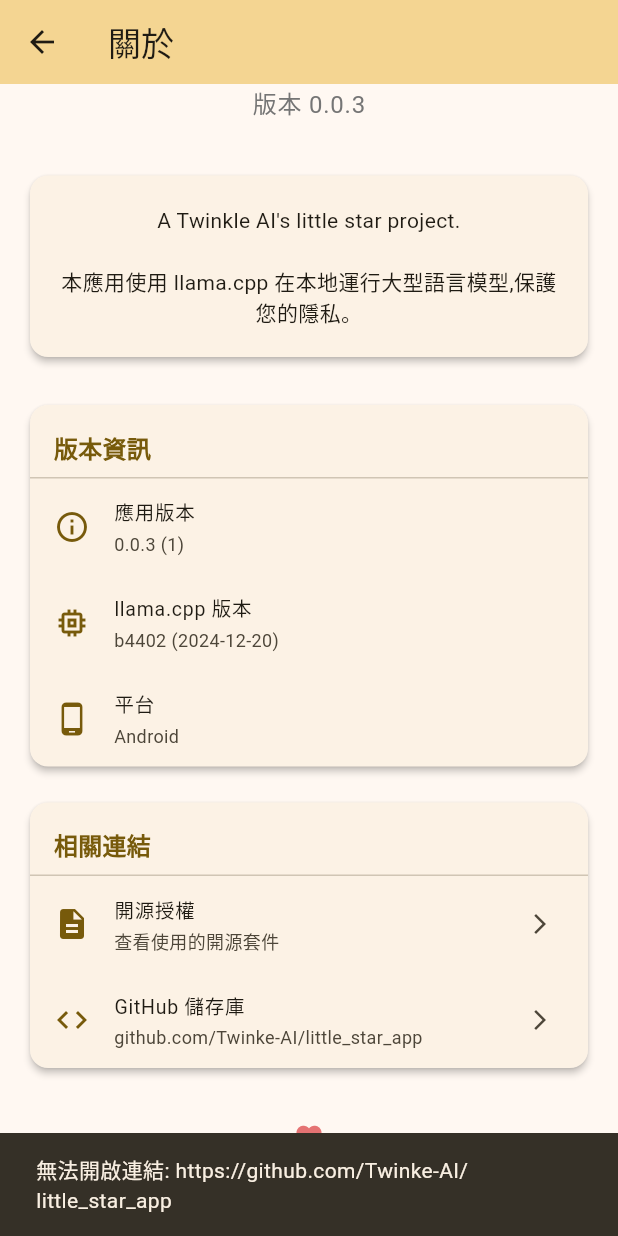
After one commit to ai-twinkle/little_star_app, a Flutter app: the AboutScreen screen opened directly, scrolled down 184 dp, after a tap on "GitHub 儲存庫", on a phone screen of 412 x 824 dp. The commit adds this screen. Run offline on Flutter 3.47's test engine with Material 3 defaults, Android fonts, the light colour scheme and no system bars; our stand-ins replace device_info_plus, dio, file_picker, hive, hive_flutter and 3 more; missing offline and left inert: dart:ffi; accounts and stored records are empty; statements that could not run were skipped.

Commit message:
feat: Add About screen and app info service for enhanced user experience
- Introduced an About screen to display application and device information, including app version, build number, and device details.
- Implemented AppInfoService to retrieve package and device information, as well as storage paths.
- Integrated new dependencies: device_info_plus, package_info_plus, and url_launcher for functionality.
- Updated home screen to include navigation to the About screen.
- Enhanced UI with InfoSection widget for better organization of information.

```diff
--- /dev/null
+++ b/lib/data/services/app_info_service.dart
@@ -0,0 +1,139 @@
+import 'dart:io';
+import 'package:package_info_plus/package_info_plus.dart';
+import 'package:device_info_plus/device_info_plus.dart';
+import 'package:path_provider/path_provider.dart';
+
+/// Service for retrieving application and device information
+class AppInfoService {
+  PackageInfo? _packageInfo;
+  DeviceInfoPlugin? _deviceInfo;
+
+  /// Get package information (app version, build number, etc.)
+  Future<PackageInfo> getPackageInfo() async {
+    _packageInfo ??= await PackageInfo.fromPlatform();
+    return _packageInfo!;
+  }
+
+  /// Get app version string (e.g., "0.0.3")
+  Future<String> getAppVersion() async {
+    final info = await getPackageInfo();
+    return info.version;
+  }
+
+  /// Get build number string
+  Future<String> getBuildNumber() async {
+    final info = await getPackageInfo();
+    return info.buildNumber;
+  }
+
+  /// Get app name
+  Future<String> getAppName() async {
+    final info = await getPackageInfo();
+    return info.appName;
+  }
+
+  /// Get package name
+  Future<String> getPackageName() async {
+    final info = await getPackageInfo();
+    return info.packageName;
+  }
+
+  /// Get full version string with build number (e.g., "0.0.3 (1)")
+  Future<String> getFullVersion() async {
+    final info = await getPackageInfo();
+    return '${info.version} (${info.buildNumber})';
+  }
+
+  /// Get device information
+  Future<Map<String, String>> getDeviceInfo() async {
+    _deviceInfo ??= DeviceInfoPlugin();
+    final Map<String, String> deviceData = {};
+
+    if (Platform.isAndroid) {
+      final androidInfo = await _deviceInfo!.androidInfo;
+      deviceData['platform'] = 'Android';
+      deviceData['version'] = 'Android ${androidInfo.version.release}';
+      deviceData['model'] = androidInfo.model;
+      deviceData['manufacturer'] = androidInfo.manufacturer;
+      deviceData['device'] = androidInfo.device;
+    } else if (Platform.isIOS) {
+      final iosInfo = await _deviceInfo!.iosInfo;
+      deviceData['platform'] = 'iOS';
+      deviceData['version'] = 'iOS ${iosInfo.systemVersion}';
+      deviceData['model'] = iosInfo.model;
+      deviceData['name'] = iosInfo.name;
+      deviceData['systemName'] = iosInfo.systemName;
+    } else if (Platform.isMacOS) {
+      final macInfo = await _deviceInfo!.macOsInfo;
+      deviceData['platform'] = 'macOS';
+      deviceData['version'] = macInfo.osRelease;
+      deviceData['model'] = macInfo.model;
+      deviceData['computerName'] = macInfo.computerName;
+    } else if (Platform.isWindows) {
+      final windowsInfo = await _deviceInfo!.windowsInfo;
+      deviceData['platform'] = 'Windows';
+      deviceData['version'] = windowsInfo.productName;
+      deviceData['computerName'] = windowsInfo.computerName;
+    } else if (Platform.isLinux) {
+      final linuxInfo = await _deviceInfo!.linuxInfo;
+      deviceData['platform'] = 'Linux';
+      deviceData['version'] = linuxInfo.prettyName;
+      deviceData['name'] = linuxInfo.name;
+    }
+
+    return deviceData;
+  }
+
+  /// Get storage paths information
+  Future<Map<String, String>> getStorageInfo() async {
+    final Map<String, String> paths = {};
+
+    try {
+      final tempDir = await getTemporaryDirectory();
+      paths['Temporary'] = tempDir.path;
+    } catch (e) {
+      paths['Temporary'] = 'Not available';
+    }
+
+    try {
+      final appDocDir = await getApplicationDocumentsDirectory();
+      paths['Documents'] = appDocDir.path;
+    } catch (e) {
+      paths['Documents'] = 'Not available';
+    }
+
+    try {
+      final appSupportDir = await getApplicationSupportDirectory();
+      paths['App Support'] = appSupportDir.path;
+    } catch (e) {
+      paths['App Support'] = 'Not available';
+    }
+
+    if (Platform.isAndroid) {
+      try {
+        final externalDir = await getExternalStorageDirectory();
+        if (externalDir != null) {
+          paths['External Storage'] = externalDir.path;
+        }
+      } catch (e) {
+        paths['External Storage'] = 'Not available';
+      }
+    }
+
+    return paths;
+  }
+
+  /// Get llama.cpp version (placeholder - would need native bridge)
+  Future<String> getLlamaCppVersion() async {
+    // TODO: Implement native method to get llama.cpp version
+    // For now, return a placeholder based on recent commits
+    return 'b4402 (2024-12-20)';
+  }
+
+  /// Get Flutter SDK version
+  String getFlutterVersion() {
+    // This is a compile-time constant, would need to be updated manually
+    // or read from a config file
+    return Platform.version.split(' ').first;
+  }
+}
--- /dev/null
+++ b/lib/ui/about/about_screen.dart
@@ -0,0 +1,353 @@
+import 'dart:io';
+import 'package:flutter/foundation.dart';
+import 'package:flutter/material.dart';
+import 'package:little_star_app/data/services/app_info_service.dart';
+import 'package:little_star_app/ui/about/widgets/info_section.dart';
+import 'package:url_launcher/url_launcher.dart';
+
+class AboutScreen extends StatefulWidget {
+  const AboutScreen({super.key});
+
+  @override
+  State<AboutScreen> createState() => _AboutScreenState();
+}
+
+class _AboutScreenState extends State<AboutScreen> {
+  final AppInfoService _appInfoService = AppInfoService();
+
+  String _version = 'Loading...';
+  String _buildNumber = '';
+  String _llamaCppVersion = 'Loading...';
+  Map<String, String> _deviceInfo = {};
+  Map<String, String> _storageInfo = {};
+  bool _isLoading = true;
+
+  @override
+  void initState() {
+    super.initState();
+    _loadAppInfo();
+  }
+
+  Future<void> _loadAppInfo() async {
+    try {
+      final version = await _appInfoService.getAppVersion();
+      final buildNumber = await _appInfoService.getBuildNumber();
+      final llamaVersion = await _appInfoService.getLlamaCppVersion();
+      final deviceInfo = await _appInfoService.getDeviceInfo();
+      final storageInfo = await _appInfoService.getStorageInfo();
+
+      if (mounted) {
+        setState(() {
+          _version = version;
+          _buildNumber = buildNumber;
+          _llamaCppVersion = llamaVersion;
+          _deviceInfo = deviceInfo;
+          _storageInfo = storageInfo;
+          _isLoading = false;
+        });
+      }
+    } catch (e) {
+      if (mounted) {
+        setState(() {
+          _version = 'Unknown';
+          _isLoading = false;
+        });
+      }
+    }
+  }
+
+  Future<void> _openLicenses() async {
+    Navigator.of(context).push(
+      MaterialPageRoute(
+        builder: (context) => Theme(
+          data: Theme.of(context),
+          child: const LicensePage(
+            applicationName: 'Little Star App',
+            applicationVersion: '0.0.3',
+            applicationLegalese: '© 2025 Twinkle AI',
+          ),
+        ),
+      ),
+    );
+  }
+
+  Future<void> _openUrl(String url) async {
+    final uri = Uri.parse(url);
+    if (await canLaunchUrl(uri)) {
+      await launchUrl(uri, mode: LaunchMode.externalApplication);
+    } else {
+      if (mounted) {
+        ScaffoldMessenger.of(context).showSnackBar(
+          SnackBar(content: Text('無法開啟連結: $url')),
+        );
+      }
+    }
+  }
+
+  @override
+  Widget build(BuildContext context) {
+    final theme = Theme.of(context);
+
+    return Scaffold(
+      appBar: AppBar(
+        title: const Text('關於'),
+        backgroundColor: theme.colorScheme.primaryContainer,
+        elevation: 0,
+      ),
+      body: _isLoading
+          ? const Center(child: CircularProgressIndicator())
+          : SingleChildScrollView(
+              child: Column(
+                children: [
+                  const SizedBox(height: 32),
+
+                  // App Icon and Name
+                  _buildAppHeader(theme),
+
+                  const SizedBox(height: 32),
+
+                  // Description Card
+                  _buildDescriptionCard(theme),
+
+                  const SizedBox(height: 24),
+
+                  // Version Information Section
+                  InfoSection(
+                    title: '版本資訊',
+                    children: [
+                      _buildInfoTile(
+                        icon: Icons.info_outline,
+                        title: '應用版本',
+                        subtitle: _buildNumber.isNotEmpty
+                            ? '$_version ($_buildNumber)'
+                            : _version,
+                      ),
+                      _buildInfoTile(
+                        icon: Icons.memory,
+                        title: 'llama.cpp 版本',
+                        subtitle: _llamaCppVersion,
+                      ),
+                      _buildInfoTile(
+                        icon: Icons.phone_android,
+                        title: '平台',
+                        subtitle: _getPlatformName(),
+                      ),
+                    ],
+                  ),
+
+                  const SizedBox(height: 16),
+
+                  // Device Information Section (Phase 2)
+                  if (_deviceInfo.isNotEmpty && kDebugMode) ...[
+                    InfoSection(
+                      title: '裝置資訊',
+                      children: _deviceInfo.entries.map((entry) {
+                        return _buildInfoTile(
+                          icon: Icons.smartphone,
+                          title: _formatKey(entry.key),
+                          subtitle: entry.value,
+                        );
+                      }).toList(),
+                    ),
+                    const SizedBox(height: 16),
+                  ],
+
+                  // Storage Information Section (Phase 2)
+                  if (_storageInfo.isNotEmpty && kDebugMode) ...[
+                    InfoSection(
+                      title: '儲存路徑',
+                      children: _storageInfo.entries.map((entry) {
+                        return _buildInfoTile(
+                          icon: Icons.folder,
+                          title: entry.key,
+                          subtitle: entry.value,
+                          isMonospace: true,
+                        );
+                      }).toList(),
+                    ),
+                    const SizedBox(height: 16),
+                  ],
+
+                  // Links Section
+                  InfoSection(
+                    title: '相關連結',
+                    children: [
+                      _buildLinkTile(
+                        icon: Icons.description,
+                        title: '開源授權',
+                        subtitle: '查看使用的開源套件',
+                        onTap: _openLicenses,
+                      ),
+                      _buildLinkTile(
+                        icon: Icons.code,
+                        title: 'GitHub 儲存庫',
+                        subtitle: 'github.com/Twinke-AI/little_star_app',
+                        onTap: () => _openUrl('https://github.com/Twinke-AI/little_star_app'),
+                      ),
+                    ],
+                  ),
+
+                  const SizedBox(height: 32),
+
+                  // Footer
+                  _buildFooter(theme),
+
+                  const SizedBox(height: 32),
+                ],
+              ),
+            ),
+    );
+  }
+
+  Widget _buildAppHeader(ThemeData theme) {
+    return Column(
+      children: [
+        // App Icon
+        Container(
+          width: 96,
+          height: 96,
+          decoration: BoxDecoration(
+            color: theme.colorScheme.primaryContainer,
+            borderRadius: BorderRadius.circular(24),
+            boxShadow: [
+              BoxShadow(
+                color: Colors.black.withValues(alpha: 0.1),
+                blurRadius: 8,
+                offset: const Offset(0, 4),
+              ),
+            ],
+          ),
+          child: Icon(
+            Icons.auto_awesome,
+            size: 48,
+            color: theme.colorScheme.primary,
+          ),
+        ),
+        const SizedBox(height: 16),
+
+        // App Name
+        Text(
+          'Little Star App',
+          style: theme.textTheme.headlineSmall?.copyWith(
+            fontWeight: FontWeight.bold,
+          ),
+        ),
+        const SizedBox(height: 8),
+
+        // Version
+        Text(
+          '版本 $_version',
+          style: theme.textTheme.bodyLarge?.copyWith(
+            color: Colors.grey[600],
+          ),
+        ),
+      ],
+    );
+  }
+
+  Widget _buildDescriptionCard(ThemeData theme) {
+    return Padding(
+      padding: const EdgeInsets.symmetric(horizontal: 16.0),
+      child: Card(
+        elevation: 2,
+        child: Padding(
+          padding: const EdgeInsets.all(20.0),
+          child: Text(
+            'A Twinkle AI\'s little star project.\n\n'
+            '本應用使用 llama.cpp 在本地運行大型語言模型,保護您的隱私。',
+            style: theme.textTheme.bodyMedium,
+            textAlign: TextAlign.center,
+          ),
+        ),
+      ),
+    );
+  }
+
+  Widget _buildInfoTile({
+    required IconData icon,
+    required String title,
+    required String subtitle,
+    bool isMonospace = false,
+  }) {
+    return ListTile(
+      leading: Icon(icon, color: Theme.of(context).colorScheme.primary),
+      title: Text(title),
+      subtitle: Text(
+        subtitle,
+        style: isMonospace
+            ? const TextStyle(fontFamily: 'monospace', fontSize: 12)
+            : null,
+      ),
+      dense: true,
+    );
+  }
+
+  Widget _buildLinkTile({
+    required IconData icon,
+    required String title,
+    required String subtitle,
+    required VoidCallback onTap,
+  }) {
+    return ListTile(
+      leading: Icon(icon, color: Theme.of(context).colorScheme.primary),
+      title: Text(title),
+      subtitle: Text(subtitle),
+      trailing: const Icon(Icons.arrow_forward_ios, size: 16),
+      onTap: onTap,
+      dense: true,
+    );
+  }
+
+  Widget _buildFooter(ThemeData theme) {
+    return Column(
+      children: [
+        Icon(
+          Icons.favorite,
+          color: Colors.red[300],
+          size: 20,
+        ),
+        const SizedBox(height: 8),
+        Text(
+          '© 2025 Twinkle AI',
+          style: theme.textTheme.bodySmall?.copyWith(
+            color: Colors.grey[600],
+          ),
+        ),
+        if (kDebugMode) ...[
+          const SizedBox(height: 4),
+          Container(
+            padding: const EdgeInsets.symmetric(horizontal: 12, vertical: 4),
+            decoration: BoxDecoration(
+              color: Colors.orange[100],
+              borderRadius: BorderRadius.circular(12),
+            ),
+            child: Text(
+              'DEBUG MODE',
+              style: theme.textTheme.bodySmall?.copyWith(
+                color: Colors.orange[900],
+                fontWeight: FontWeight.bold,
+              ),
+            ),
+          ),
+        ],
+      ],
+    );
+  }
+
+  String _getPlatformName() {
+    if (Platform.isAndroid) return 'Android';
+    if (Platform.isIOS) return 'iOS';
+    if (Platform.isMacOS) return 'macOS';
+    if (Platform.isWindows) return 'Windows';
+    if (Platform.isLinux) return 'Linux';
+    return 'Unknown';
+  }
+
+  String _formatKey(String key) {
+    // Convert camelCase to Title Case with spaces
+    return key.replaceAllMapped(
+      RegExp(r'([A-Z])'),
+      (match) => ' ${match.group(0)}',
+    ).trim();
+  }
+}
--- /dev/null
+++ b/lib/ui/about/widgets/info_section.dart
@@ -0,0 +1,42 @@
+import 'package:flutter/material.dart';
+
+/// A section widget for displaying grouped information in the About screen
+class InfoSection extends StatelessWidget {
+  final String title;
+  final List<Widget> children;
+
+  const InfoSection({
+    super.key,
+    required this.title,
+    required this.children,
+  });
+
+  @override
+  Widget build(BuildContext context) {
+    final theme = Theme.of(context);
+
+    return Padding(
+      padding: const EdgeInsets.symmetric(horizontal: 16.0),
+      child: Card(
+        elevation: 2,
+        child: Column(
+          crossAxisAlignment: CrossAxisAlignment.start,
+          children: [
+            Padding(
+              padding: const EdgeInsets.fromLTRB(16, 16, 16, 8),
+              child: Text(
+                title,
+                style: theme.textTheme.titleMedium?.copyWith(
+                  fontWeight: FontWeight.bold,
+                  color: theme.colorScheme.primary,
+                ),
+              ),
+            ),
+            const Divider(height: 1),
+            ...children,
+          ],
+        ),
+      ),
+    );
+  }
+}
--- a/lib/ui/home/widgets/home_screen.dart
+++ b/lib/ui/home/widgets/home_screen.dart
@@ -17,6 +17,7 @@ import 'package:little_star_app/ui/home/widgets/recommended_model_card.dart';
 import 'package:little_star_app/ui/home/widgets/skeleton_loader.dart';
 import 'package:little_star_app/ui/models/view_model/model_manager_viewmodel.dart';
 import 'package:little_star_app/ui/models/widgets/model_manager_screen.dart';
+import 'package:little_star_app/ui/about/about_screen.dart';
 
 class HomeScreen extends StatefulWidget {
   const HomeScreen({super.key});
@@ -83,6 +84,13 @@ class _HomeScreenState extends State<HomeScreen> {
                 title: const Text('Little Star App'),
                 backgroundColor: Theme.of(context).colorScheme.primaryContainer,
                 elevation: 0,
+                actions: [
+                  IconButton(
+                    icon: const Icon(Icons.info_outline),
+                    onPressed: () => _openAboutScreen(context),
+                    tooltip: '關於',
+                  ),
+                ],
               ),
               body: RefreshIndicator(
                 onRefresh: () async {
@@ -376,4 +384,13 @@ class _HomeScreenState extends State<HomeScreen> {
       ),
     );
   }
+
+  void _openAboutScreen(BuildContext context) {
+    Navigator.push(
+      context,
+      MaterialPageRoute(
+        builder: (context) => const AboutScreen(),
+      ),
+    );
+  }
 }
--- a/pubspec.yaml
+++ b/pubspec.yaml
@@ -52,6 +52,11 @@ dependencies:
   shared_preferences: ^2.2.3
   hive: ^2.2.3
   hive_flutter: ^1.1.0
+
+  # App Info
+  package_info_plus: ^8.0.0
+  url_launcher: ^6.3.0
+  device_info_plus: ^10.0.0
 
 dev_dependencies:
   flutter_test:
```
Also changed, not shown: pubspec.lock, 6 other files.
